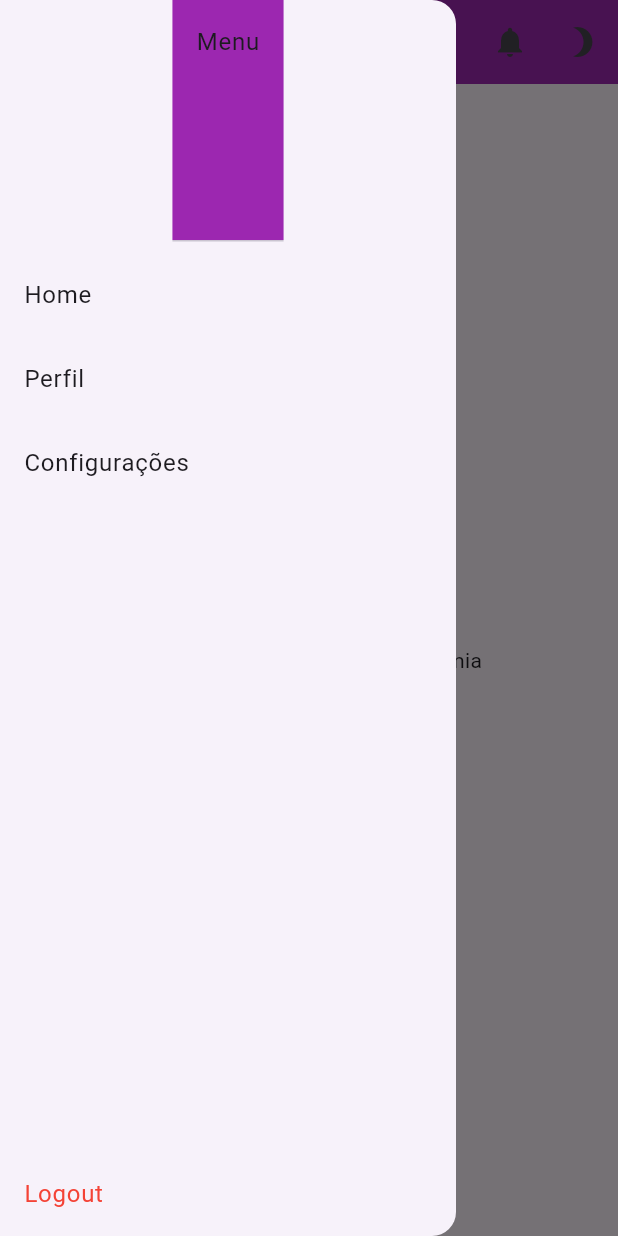
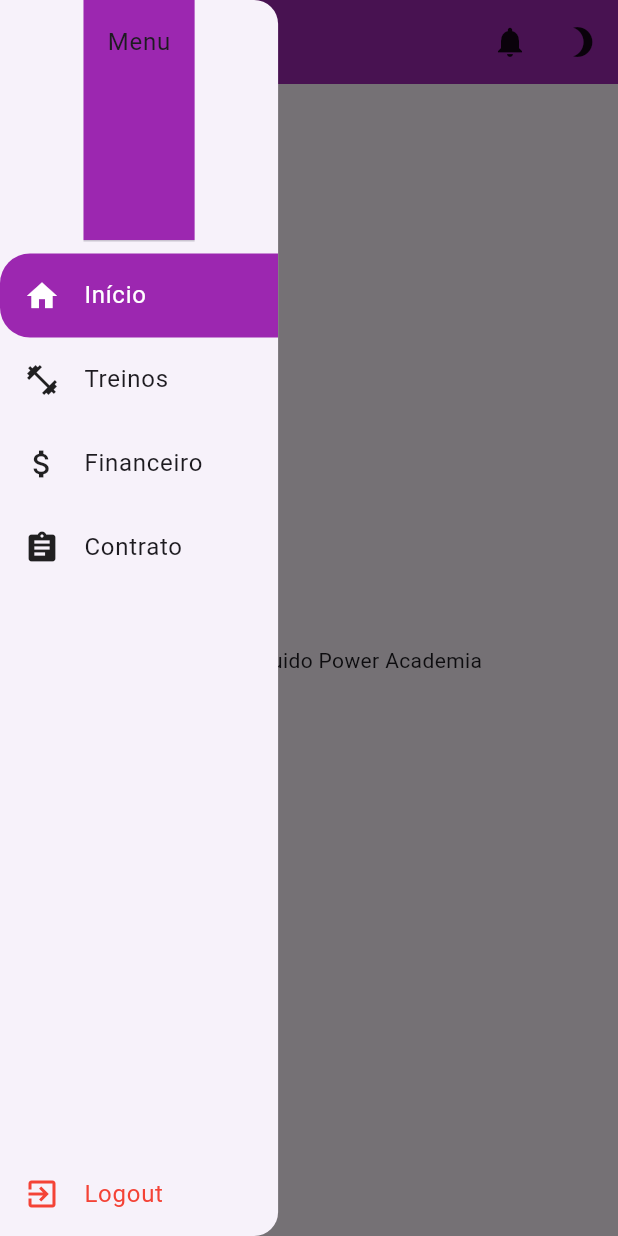
Before and after one commit to dbonfleur/guido_power_academia, a Flutter app: the HomeScreen screen opened by its route, with the side drawer open, on a phone screen of 412 x 824 dp. Run offline on Flutter 3.47's test engine with Material 3 defaults, Android fonts, the phone set to English and light mode, and no system bars; our stand-ins replace equatable, flutter_bloc, image_picker, shared_preferences, sqflite, sqflite_common_ffi; accounts and stored records are empty.

Commit message:
commit version 2.1

```diff
--- a/analysis_options.yaml
+++ b/analysis_options.yaml
@@ -10,6 +10,7 @@
 analyzer:
   errors:
     library_private_types_in_public_api: ignore
+    use_build_context_synchronously: ignore
 include: package:flutter_lints/flutter.yaml
 
 linter:
--- a/lib/blocs/authentication/authentication_bloc.dart
+++ b/lib/blocs/authentication/authentication_bloc.dart
@@ -1,9 +1,11 @@
 import 'package:equatable/equatable.dart';
+import 'package:flutter/material.dart';
 import 'package:flutter_bloc/flutter_bloc.dart';
 import 'package:shared_preferences/shared_preferences.dart';
 
 import '../../repositories/user_repository.dart';
 import '../../models/user_model.dart';
+import '../user/user_bloc.dart';
 
 part 'authentication_event.dart';
 part 'authentication_state.dart';
@@ -31,6 +33,8 @@ class AuthenticationBloc extends Bloc<AuthenticationEvent, AuthenticationState>
           await prefs.setString('username', user.username);
         }
         emit(AuthenticationSuccess(user));
+
+        BlocProvider.of<UserBloc>(event.context).add(LoadUser(user.id!));
       } else {
         emit(const AuthenticationFailure('Usuário ou senha inválidos'));
       }
--- a/lib/blocs/authentication/authentication_event.dart
+++ b/lib/blocs/authentication/authentication_event.dart
@@ -4,19 +4,22 @@ abstract class AuthenticationEvent extends Equatable {
   const AuthenticationEvent();
 
   @override
-  List<Object> get props => [];
+  List<Object?> get props => [];
 }
 
 class LoginRequested extends AuthenticationEvent {
   final String username;
   final String password;
   final bool rememberMe;
+  final BuildContext context;
 
-  const LoginRequested(this.username, this.password, {this.rememberMe = false});
+  const LoginRequested(this.username, this.password, this.rememberMe, this.context);
 
   @override
-  List<Object> get props => [username, password, rememberMe];
+  List<Object?> get props => [username, password, rememberMe, context];
 }
+
+
 
 class CheckLoginStatus extends AuthenticationEvent {}
 
--- /dev/null
+++ b/lib/blocs/page/page_bloc.dart
@@ -0,0 +1,11 @@
+import 'package:flutter_bloc/flutter_bloc.dart';
+import 'page_event.dart';
+import 'page_state.dart';
+
+class PageBloc extends Bloc<PageEvent, PageState> {
+  PageBloc() : super(const PageSelected(0)) {
+    on<PageTapped>((event, emit) {
+      emit(PageSelected(event.index));
+    });
+  }
+}
--- /dev/null
+++ b/lib/blocs/page/page_event.dart
@@ -0,0 +1,17 @@
+import 'package:equatable/equatable.dart';
+
+abstract class PageEvent extends Equatable {
+  const PageEvent();
+
+  @override
+  List<Object> get props => [];
+}
+
+class PageTapped extends PageEvent {
+  final int index;
+
+  const PageTapped(this.index);
+
+  @override
+  List<Object> get props => [index];
+}
--- /dev/null
+++ b/lib/blocs/page/page_state.dart
@@ -0,0 +1,17 @@
+import 'package:equatable/equatable.dart';
+
+abstract class PageState extends Equatable {
+  const PageState();
+
+  @override
+  List<Object> get props => [];
+}
+
+class PageSelected extends PageState {
+  final int index;
+
+  const PageSelected(this.index);
+
+  @override
+  List<Object> get props => [index];
+}
--- a/lib/main.dart
+++ b/lib/main.dart
@@ -14,6 +14,7 @@ import 'screens/registration_screen.dart';
 import 'screens/home_screen.dart';
 
 void main() {
+
   if (Platform.isWindows || Platform.isLinux || Platform.isMacOS) {
     sqfliteFfiInit();
     databaseFactory = databaseFactoryFfi;
@@ -55,7 +56,7 @@ class MyApp extends StatelessWidget {
             routes: {
               '/': (context) => const LoginScreen(),
               '/register': (context) => const RegistrationScreen(),
-              '/home': (context) => const HomeScreen(),
+              '/home': (context) => HomeScreen(),
             },
           );
         },
--- /dev/null
+++ b/lib/screens/contract_screen.dart
@@ -0,0 +1,12 @@
+import 'package:flutter/material.dart';
+
+class ContractScreen extends StatelessWidget {
+  const ContractScreen({super.key});
+
+  @override
+  Widget build(BuildContext context) {
+    return const Center(
+      child: Text('Contrato'),
+    );
+  }
+}
--- /dev/null
+++ b/lib/screens/finance_screen.dart
@@ -0,0 +1,12 @@
+import 'package:flutter/material.dart';
+
+class FinanceScreen extends StatelessWidget {
+  const FinanceScreen({super.key});
+
+  @override
+  Widget build(BuildContext context) {
+    return const Center(
+      child: Text('Financeiro'),
+    );
+  }
+}
--- a/lib/screens/home_screen.dart
+++ b/lib/screens/home_screen.dart
@@ -1,20 +1,63 @@
 import 'package:flutter/material.dart';
+import 'package:flutter_bloc/flutter_bloc.dart';
+import 'package:guido_power_academia/screens/finance_screen.dart';
+import 'package:guido_power_academia/screens/contract_screen.dart';
+import 'package:guido_power_academia/screens/settings_screen.dart';
+import 'package:guido_power_academia/screens/workout_screen.dart';
 import '../widgets/app_bar.dart';
 import '../widgets/drawer_menu.dart';
+import '../blocs/page/page_bloc.dart';
+import '../blocs/page/page_event.dart';
+import '../blocs/page/page_state.dart';
 
 class HomeScreen extends StatelessWidget {
-  final String? userImage;
+  HomeScreen({super.key});
 
-  const HomeScreen({super.key, this.userImage});
+  final List<Widget> _pages = [
+    const InitialScreen(),
+    const WorkoutScreen(),
+    const FinanceScreen(),
+    const ContractScreen(),
+    const SettingsScreen(),
+  ];
 
   @override
   Widget build(BuildContext context) {
-    return const Scaffold(
-      appBar: CustomAppBar(),
-      drawer: DrawerMenu(),
-      body: Center(
-        child: Text('Welcome to Guido Power Academia'),
+    return BlocProvider(
+      create: (_) => PageBloc(),
+      child: Scaffold(
+        appBar: const CustomAppBar(),
+        drawer: BlocBuilder<PageBloc, PageState>(
+          builder: (context, state) {
+            return DrawerMenu(
+              onItemTapped: (index) {
+                BlocProvider.of<PageBloc>(context).add(PageTapped(index));
+                Navigator.pop(context);
+              },
+              selectedIndex: (state as PageSelected).index,
+            );
+          },
+        ),
+        body: BlocBuilder<PageBloc, PageState>(
+          builder: (context, state) {
+            return IndexedStack(
+              index: (state as PageSelected).index,
+              children: _pages,
+            );
+          },
+        ),
       ),
     );
   }
 }
+
+class InitialScreen extends StatelessWidget {
+  const InitialScreen({
+    super.key,
+  });
+
+  @override
+  Widget build(BuildContext context) {
+    return const Center(child: Text('Welcome to Guido Power Academia'));
+  }
+}
--- a/lib/screens/login_screen.dart
+++ b/lib/screens/login_screen.dart
@@ -1,6 +1,7 @@
 import 'package:flutter/material.dart';
 import 'package:flutter_bloc/flutter_bloc.dart';
 import '../blocs/authentication/authentication_bloc.dart';
+import 'home_screen.dart';
 
 class LoginScreen extends StatefulWidget {
   const LoginScreen({super.key});
@@ -60,7 +61,12 @@ class _LoginScreenState extends State<LoginScreen> {
             BlocConsumer<AuthenticationBloc, AuthenticationState>(
               listener: (context, state) {
                 if (state is AuthenticationSuccess) {
-                  Navigator.pushReplacementNamed(context, '/home');
+                  Navigator.pushReplacement(
+                    context,
+                    MaterialPageRoute(
+                      builder: (context) => HomeScreen(),
+                    ),
+                  );
                 } else if (state is AuthenticationFailure) {
                   ScaffoldMessenger.of(context).showSnackBar(
                     SnackBar(content: Text(state.error)),
@@ -76,15 +82,15 @@ class _LoginScreenState extends State<LoginScreen> {
                     final username = _usernameController.text;
                     final password = _passwordController.text;
                     BlocProvider.of<AuthenticationBloc>(context).add(
-                      LoginRequested(username, password, rememberMe: _rememberMe),
+                      LoginRequested(username, password, _rememberMe, context), // Passando o context aqui
                     );
                   },
                   style: ElevatedButton.styleFrom(
                     shape: RoundedRectangleBorder(
                       borderRadius: BorderRadius.circular(15),
                     ),
-                    backgroundColor: Colors.purple,
-                    foregroundColor: Colors.white,
+                    foregroundColor: Theme.of(context).colorScheme.onPrimary,
+                    backgroundColor: Theme.of(context).colorScheme.primary,
                   ),
                   child: const Text('Login'),
                 );
--- a/lib/screens/registration_screen.dart
+++ b/lib/screens/registration_screen.dart
@@ -322,9 +322,10 @@ class _RegistrationScreenState extends State<RegistrationScreen> {
                   },
                   style: ElevatedButton.styleFrom(
                     shape: RoundedRectangleBorder(
-                      borderRadius: BorderRadius.circular(15)),
-                      backgroundColor: Colors.purple,
-                      foregroundColor: Colors.white,
+                      borderRadius: BorderRadius.circular(15)
+                    ),
+                    foregroundColor: Theme.of(context).colorScheme.onPrimary,
+                    backgroundColor: Theme.of(context).colorScheme.primary,
                   ),
                   child: const Text('Registrar'),
                 );
--- /dev/null
+++ b/lib/screens/settings_screen.dart
@@ -0,0 +1,12 @@
+import 'package:flutter/material.dart';
+
+class SettingsScreen extends StatelessWidget {
+  const SettingsScreen({super.key});
+
+  @override
+  Widget build(BuildContext context) {
+    return const Center(
+      child: Text('Settings Page'),
+    );
+  }
+}
--- /dev/null
+++ b/lib/screens/workout_screen.dart
@@ -0,0 +1,12 @@
+import 'package:flutter/material.dart';
+
+class WorkoutScreen extends StatelessWidget {
+  const WorkoutScreen({super.key});
+
+  @override
+  Widget build(BuildContext context) {
+    return const Center(
+      child: Text('Treinos'),
+    );
+  }
+}
--- a/lib/widgets/app_bar.dart
+++ b/lib/widgets/app_bar.dart
@@ -11,9 +11,11 @@ class CustomAppBar extends StatelessWidget implements PreferredSizeWidget {
 
   @override
   Widget build(BuildContext context) {
+    return BlocBuilder<ThemeBloc, ThemeState>(
+      builder: (context, themeState) {
         return AppBar(
           automaticallyImplyLeading: false,
-      backgroundColor: Colors.purple,
+          backgroundColor: themeState.themeData.primaryColor,
           title: Row(
             children: [
               GestureDetector(
@@ -47,16 +49,18 @@ class CustomAppBar extends StatelessWidget implements PreferredSizeWidget {
           ),
           actions: [
             IconButton(
-          icon: const Icon(Icons.notifications),
+              icon: Icon(
+                Icons.notifications,
+                color: themeState.themeData.iconTheme.color,
+              ),
               onPressed: () {
                 // Implementar ação de notificações
               },
             ),
             IconButton(
-          icon: BlocBuilder<ThemeBloc, ThemeState>(
-            builder: (context, state) {
-              return Icon(state.isLightTheme ? Icons.brightness_3 : Icons.wb_sunny);
-            },
+              icon: Icon(
+                themeState.isLightTheme ? Icons.brightness_3 : Icons.wb_sunny,
+                color: themeState.themeData.iconTheme.color,
               ),
               onPressed: () {
                 BlocProvider.of<ThemeBloc>(context).add(ToggleThemeEvent());
@@ -64,6 +68,8 @@ class CustomAppBar extends StatelessWidget implements PreferredSizeWidget {
             ),
           ],
         );
+      },
+    );
   }
 
   @override
--- a/lib/widgets/drawer_menu.dart
+++ b/lib/widgets/drawer_menu.dart
@@ -1,20 +1,35 @@
 import 'package:flutter/material.dart';
 import 'package:flutter_bloc/flutter_bloc.dart';
 import '../blocs/user/user_bloc.dart';
+import '../blocs/theme/theme_bloc.dart';
+import '../blocs/theme/theme_state.dart';
 import 'dart:convert';
 
 class DrawerMenu extends StatelessWidget {
-  const DrawerMenu({super.key});
+  final void Function(int index) onItemTapped;
+  final int selectedIndex;
+
+  const DrawerMenu({
+    super.key,
+    required this.onItemTapped,
+    required this.selectedIndex,
+  });
 
   @override
   Widget build(BuildContext context) {
-    return Drawer(
+    return BlocBuilder<ThemeBloc, ThemeState>(
+      builder: (context, themeState) {
+        return SizedBox(
+          width: MediaQuery.of(context).size.width * 0.45,
+          child: Drawer(
             child: Column(
               children: <Widget>[
                 BlocBuilder<UserBloc, UserState>(
                   builder: (context, state) {
                     if (state is UserLoaded) {
-                return UserAccountsDrawerHeader(
+                      return Stack(
+                        children: [
+                          UserAccountsDrawerHeader(
                             accountName: Text(state.user.fullName),
                             accountEmail: Text(state.user.email),
                             currentAccountPicture: CircleAvatar(
@@ -26,55 +41,132 @@ class DrawerMenu extends StatelessWidget {
                                   ? const Icon(Icons.person, color: Colors.purple)
                                   : null,
                             ),
-                  decoration: const BoxDecoration(
-                    color: Colors.purple,
+                            decoration: BoxDecoration(
+                              color: themeState.themeData.primaryColor,
                             ),
+                          ),
+                          Positioned(
+                            top: 8,
+                            right: 8,
+                            child: IconButton(
+                              icon: Icon(
+                                Icons.settings,
+                                color: themeState.themeData.iconTheme.color,
+                              ),
+                              onPressed: () {
+                                onItemTapped(4);
+                              },
+                            ),
+                          ),
+                        ],
                       );
                     } else if (state is UserLoading) {
-                return const DrawerHeader(
+                      return DrawerHeader(
                         decoration: BoxDecoration(
-                    color: Colors.purple,
+                          color: themeState.themeData.primaryColor,
                         ),
-                  child: Center(child: CircularProgressIndicator()),
+                        child: const Center(child: CircularProgressIndicator()),
                       );
                     } else {
-                return const DrawerHeader(
+                      return DrawerHeader(
                         decoration: BoxDecoration(
-                    color: Colors.purple,
+                          color: themeState.themeData.primaryColor,
                         ),
-                  child: Text('Menu'),
+                        child: const Text('Menu'),
                       );
                     }
                   },
                 ),
+                _buildMenuItem(
+                  context,
+                  themeState,
+                  icon: Icons.home,
+                  text: 'Início',
+                  index: 0,
+                  selectedIndex: selectedIndex,
+                ),
+                _buildMenuItem(
+                  context,
+                  themeState,
+                  icon: Icons.fitness_center,
+                  text: 'Treinos',
+                  index: 1,
+                  selectedIndex: selectedIndex,
+                ),
+                _buildMenuItem(
+                  context,
+                  themeState,
+                  icon: Icons.attach_money,
+                  text: 'Financeiro',
+                  index: 2,
+                  selectedIndex: selectedIndex,
+                ),
+                _buildMenuItem(
+                  context,
+                  themeState,
+                  icon: Icons.assignment,
+                  text: 'Contrato',
+                  index: 3,
+                  selectedIndex: selectedIndex,
+                ),
+                const Spacer(),
                 ListTile(
-            title: const Text('Home'),
-            onTap: () {
-              Navigator.pushNamed(context, '/home');
-            },
-          ),
-          ListTile(
-            title: const Text('Perfil'),
-            onTap: () {
-              // Implementar ação de perfil
-            },
-          ),
-          ListTile(
-            title: const Text('Configurações'),
-            onTap: () {
-              // Implementar ação de configurações
-            },
-          ),
-          const Spacer(), // Adiciona espaço entre os itens e o botão de logout
-          ListTile(
+                  leading: const Icon(Icons.exit_to_app, color: Colors.red),
                   title: const Text('Logout', style: TextStyle(color: Colors.red)),
                   onTap: () {
-              // Implementar ação de logout
                     Navigator.pushNamedAndRemoveUntil(context, '/', (route) => false);
                   },
                 ),
               ],
             ),
+          ),
+        );
+      },
+    );
+  }
+
+  Widget _buildMenuItem(
+    BuildContext context,
+    ThemeState themeState, {
+    required IconData icon,
+    required String text,
+    required int index,
+    required int selectedIndex,
+  }) {
+    final bool isSelected = index == selectedIndex;
+
+    return ListTile(
+      leading: Icon(
+        icon,
+        color: isSelected
+            ? (themeState.themeData.brightness == Brightness.dark
+                  ? Colors.black
+                  : Colors.white)
+            : themeState.themeData.iconTheme.color
+      ),
+      title: Text(
+        text,
+        style: TextStyle(
+          color: isSelected
+              ? (themeState.themeData.brightness == Brightness.dark
+                  ? Colors.black
+                  : Colors.white)
+              : themeState.themeData.textTheme.bodyMedium?.color,
+        ),
+      ),
+      tileColor: isSelected
+          ? (themeState.themeData.brightness == Brightness.dark
+              ? Colors.white
+              : Colors.purple)
+          : null,
+      shape: isSelected
+          ? const RoundedRectangleBorder(
+              borderRadius: BorderRadius.horizontal(left: Radius.circular(20)),
+            )
+          : null,
+      onTap: () {
+        onItemTapped(index);
+      },
     );
   }
 }
```
Lines whose indentation alone changed are shown as unchanged.
